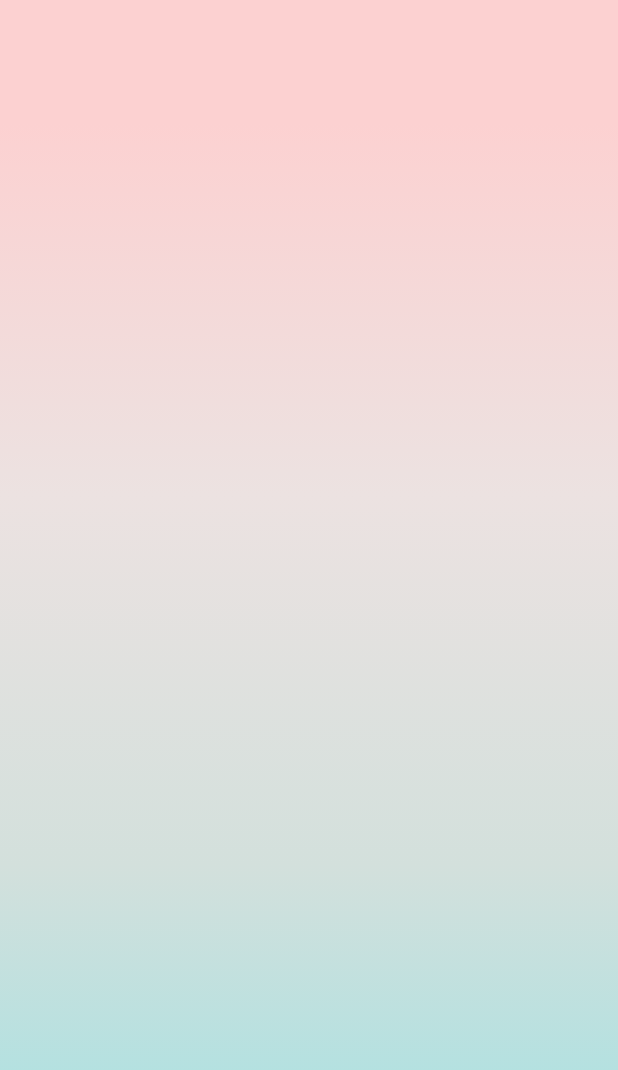
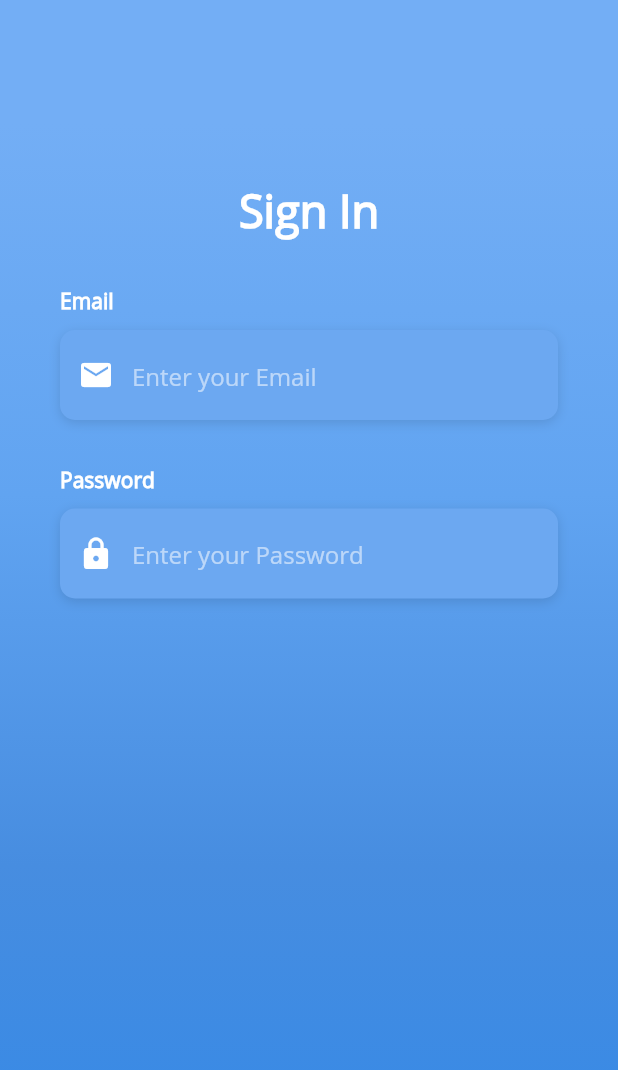
Before and after one commit to DavidCastelloBatet/login_page_ui_flutter, a Flutter app: the screen it shows after launch, on a phone screen of 412 x 824 dp. Shown: the top 1070 px of the screen. Run offline on Flutter 3.47's test engine with Material 2 defaults, Android fonts, the phone set to English and light mode, and no system bars.

Commit message:
textfield (email i pass)

```diff
--- a/lib/screens/login_screen.dart
+++ b/lib/screens/login_screen.dart
@@ -1,4 +1,5 @@
 import 'package:flutter/material.dart';
+import 'package:login_page_ui_flutter/utilities/constants.dart';
 
 class LoginScreen extends StatefulWidget {
   @override
@@ -6,6 +7,76 @@ class LoginScreen extends StatefulWidget {
 }
 
 class _LoginScreenState extends State<LoginScreen> {
+  Widget _buildEmailTF() {
+    return Column(
+      crossAxisAlignment: CrossAxisAlignment.start,
+      children: <Widget>[
+        Text(
+          'Email',
+          style: kLabelStyle,
+        ),
+        SizedBox(height: 10.0),
+        Container(
+          alignment: Alignment.centerLeft,
+          decoration: kBoxDecorationStyle,
+          height: 60.0,
+          child: TextField(
+            keyboardType: TextInputType.emailAddress,
+            style: TextStyle(
+              color: Colors.white,
+              fontFamily: 'OpenSans',
+            ),
+            decoration: InputDecoration(
+              border: InputBorder.none,
+              contentPadding: EdgeInsets.only(top: 14.0),
+              prefixIcon: Icon(
+                Icons.email,
+                color: Colors.white,
+              ),
+              hintText: 'Enter your Email',
+              hintStyle: kHintTextStyle,
+            ),
+          ),
+        ),
+      ],
+    );
+  }
+
+  Widget _builPasswordTF() {
+    return Column(
+      crossAxisAlignment: CrossAxisAlignment.start,
+      children: <Widget>[
+        Text(
+          'Password',
+          style: kLabelStyle,
+        ),
+        SizedBox(height: 10.0),
+        Container(
+          alignment: Alignment.centerLeft,
+          decoration: kBoxDecorationStyle,
+          height: 60.0,
+          child: TextField(
+            obscureText: true,
+            style: TextStyle(
+              color: Colors.white,
+              fontFamily: 'OpenSans',
+            ),
+            decoration: InputDecoration(
+              border: InputBorder.none,
+              contentPadding: EdgeInsets.only(top: 14.0),
+              prefixIcon: Icon(
+                Icons.lock,
+                color: Colors.white,
+              ),
+              hintText: 'Enter your Password',
+              hintStyle: kHintTextStyle,
+            ),
+          ),
+        ),
+      ],
+    );
+  }
+
   @override
   Widget build(BuildContext context) {
     return Scaffold(
@@ -19,15 +90,43 @@ class _LoginScreenState extends State<LoginScreen> {
                 begin: Alignment.topCenter,
                 end: Alignment.bottomCenter,
                 colors: [
-                  Color(0xfffcd1d1),
-                  Color(0xffece2e1),
-                  Color(0xffd3e0dc),
-                  Color(0xffaee1e1),
+                  Color(0xff73aef5),
+                  Color(0xff61a4f1),
+                  Color(0xff478de0),
+                  Color(0xff398ae5),
                 ],
                 stops: [0.1, 0.4, 0.7, 0.9],
               ),
             ),
-          )
+          ),
+          Container(
+            height: double.infinity,
+            child: SingleChildScrollView(
+              physics: AlwaysScrollableScrollPhysics(),
+              padding: EdgeInsets.symmetric(
+                vertical: 120.0,
+                horizontal: 40.0,
+              ),
+              child: Column(
+                mainAxisAlignment: MainAxisAlignment.center,
+                children: <Widget>[
+                  Text(
+                    'Sign In',
+                    style: TextStyle(
+                      color: Colors.white,
+                      fontFamily: 'OpenSans',
+                      fontSize: 30.0,
+                      fontWeight: FontWeight.bold,
+                    ),
+                  ),
+                  SizedBox(height: 30.0),
+                  _buildEmailTF(),
+                  SizedBox(height: 30.0),
+                  _builPasswordTF(),
+                ],
+              ),
+            ),
+          ),
         ],
       ),
     );
--- a/lib/utilities/constants.dart
+++ b/lib/utilities/constants.dart
@@ -0,0 +1,24 @@
+import 'package:flutter/material.dart';
+
+final kHintTextStyle = TextStyle(
+  color: Colors.white54,
+  fontFamily: 'OpenSans',
+);
+
+final kLabelStyle = TextStyle(
+  color: Colors.white,
+  fontWeight: FontWeight.bold,
+  fontFamily: 'OpenSans',
+);
+
+final kBoxDecorationStyle = BoxDecoration(
+  color: Color(0xff6ca8f1),
+  borderRadius: BorderRadius.circular(10.0),
+  boxShadow: [
+    BoxShadow(
+      color: Colors.black12,
+      blurRadius: 6.0,
+      offset: Offset(0, 2),
+    ),
+  ],
+);
```
